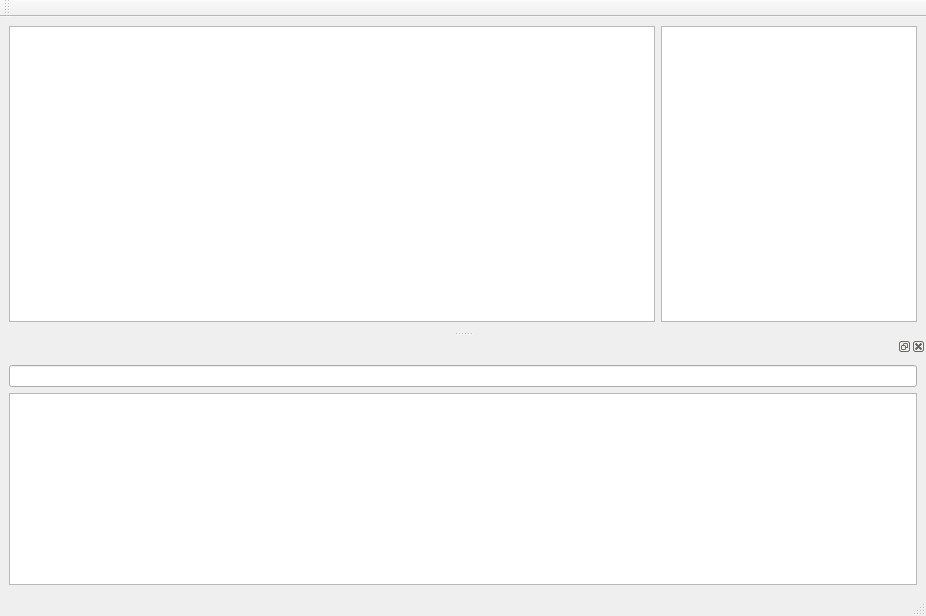
First picture: the form in main.ui, repository lordKelvin/enlighten, before the edit.
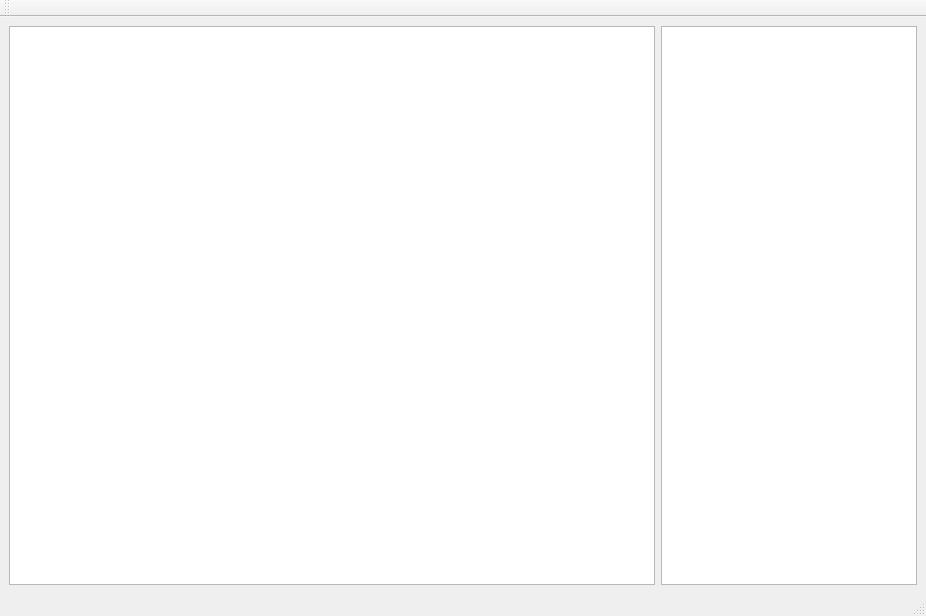
Second picture: the form after the edit.

Commit message: the first step of hard debug refactoring

Patch:
```diff
--- a/main.ui
+++ b/main.ui
@@ -45,21 +45,6 @@
     <bool>false</bool>
    </attribute>
   </widget>
-  <widget class="QDockWidget" name="dockWidget">
-   <attribute name="dockWidgetArea">
-    <number>8</number>
-   </attribute>
-   <widget class="QWidget" name="dockWidgetContents">
-    <layout class="QVBoxLayout" name="verticalLayout">
-     <item>
-      <widget class="QLineEdit" name="debugLine"/>
-     </item>
-     <item>
-      <widget class="QListWidget" name="debugList"/>
-     </item>
-    </layout>
-   </widget>
-  </widget>
  </widget>
  <resources/>
  <connections/>
```
The commit also changes 6 other files.
